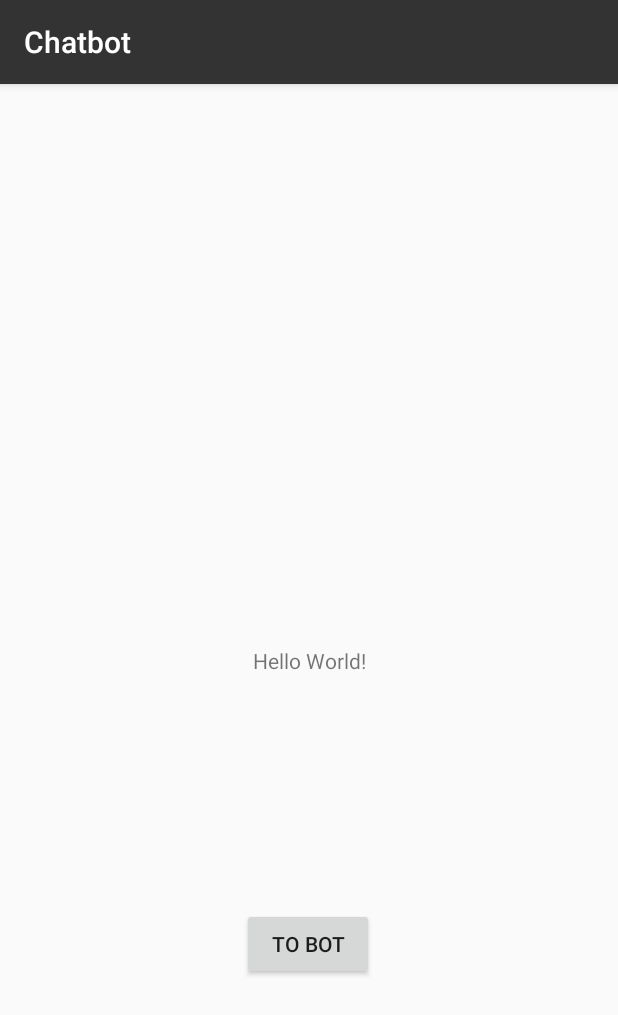
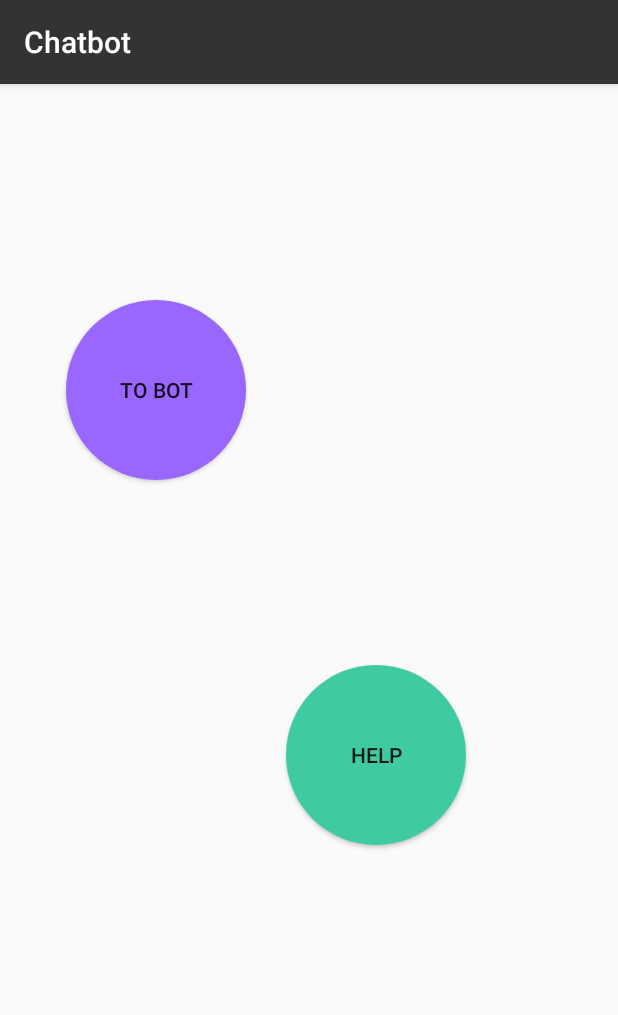
Before and after one commit to MeerIsBeter/BotApp, an Android app: the screen it shows after launch (MainActivity), on a phone screen of 412 x 824 dp. Shown: the top 1015 px of the screen. Run offline under Robolectric (Android 15) with nearby library versions, the phone set to English and light mode, and no system bars; libraries missing offline, so code that uses them is left out: com.chaquo.python; 1 statement that could not run was skipped.

Commit message:
made first version of layout of main screen, added animations

```diff
--- a/app/build.gradle
+++ b/app/build.gradle
@@ -46,4 +46,6 @@ dependencies {
     androidTestImplementation 'androidx.test:runner:1.1.1'
     androidTestImplementation 'androidx.test.espresso:espresso-core:3.1.1'
     implementation 'androidx.recyclerview:recyclerview:1.0.0'
+    def dynamicanimation_version = '1.0.0'
+    implementation "androidx.dynamicanimation:dynamicanimation:$dynamicanimation_version"
 }
--- a/app/src/main/java/com/example/chatbot/MainActivity.kt
+++ b/app/src/main/java/com/example/chatbot/MainActivity.kt
@@ -4,12 +4,12 @@ import android.content.Intent
 import androidx.appcompat.app.AppCompatActivity
 import android.os.Bundle
 import android.view.View
+import android.view.animation.Animation
+import android.view.animation.AnimationUtils
 import android.widget.Button
-import androidx.recyclerview.widget.LinearLayoutManager
-import androidx.recyclerview.widget.RecyclerView
 import com.chaquo.python.Python
 import com.chaquo.python.android.AndroidPlatform
-import java.time.LocalDateTime
+import kotlin.concurrent.thread
 
 
 class MainActivity : AppCompatActivity() {
@@ -20,13 +20,58 @@ class MainActivity : AppCompatActivity() {
 
         Python.start(AndroidPlatform(applicationContext))
 
-        val button = findViewById<Button>(R.id.main_button)
-        button.setOnClickListener(object: View.OnClickListener {
+        fun setBubbleAnimation(view: View) {
+            val bubbleAnimation: Animation = AnimationUtils.loadAnimation(view.context, R.anim.grow)
+
+            val interpolator: BubbleInterpolator = BubbleInterpolator(0.1, 20.0)
+            bubbleAnimation.interpolator = interpolator
+
+            view.startAnimation(bubbleAnimation)
+        }
+
+        val botButton = findViewById<Button>(R.id.bot_button)
+        botButton.setOnClickListener(object: View.OnClickListener {
             override fun onClick(view: View): Unit {
-                // Handler code here.
-                val intent = Intent(view.getContext(), MessageListActivity::class.java)
-                startActivity(intent)
+                setBubbleAnimation(botButton)
+
+                thread(start=true) {
+                    Thread.sleep(800)
+
+                    val intent = Intent(view.context, MessageListActivity::class.java)
+                    startActivity(intent)
+                }
             }
         })
+
+        val helpButton = findViewById<Button>(R.id.help_button)
+        helpButton.setOnClickListener(object: View.OnClickListener {
+            override fun onClick(view: View): Unit {
+                setBubbleAnimation(helpButton)
+
+//                thread(start=true) {
+//                    Thread.sleep(800)
+//
+//                    val intent = Intent(view.context, MessageListActivity::class.java)
+//                    startActivity(intent)
+//                }
+            }
+        })
+
+
+//        button.setOnLongClickListener(object: View.OnLongClickListener {
+//            override fun onLongClick(view: View): Boolean {
+//                val shrinkAnimation: Animation = AnimationUtils.loadAnimation(view.context, R.anim.shrink)
+//
+//                val interpolator: BubbleInterpolator = BubbleInterpolator(0.05, 20.0)
+//                shrinkAnimation.interpolator = interpolator
+//
+//                button.startAnimation(shrinkAnimation)
+//                return true
+//
+////                val intent = Intent(view.context, MessageListActivity::class.java)
+////                startActivity(intent)
+//            }
+//        })
+
     }
 }
--- a/app/src/main/java/com/example/chatbot/Message.kt
+++ b/app/src/main/java/com/example/chatbot/Message.kt
@@ -1,6 +1,6 @@
 package com.example.chatbot
 
-class Message constructor(var text: String, var user: Boolean, var time: Long) { }
+class Message constructor(var id: Int, var text: String, var user: Boolean, var time: Long) { }
 
 
 //class UserMessage: Message(var message, var user, var time) { }
--- /dev/null
+++ b/app/src/main/res/anim/grow.xml
@@ -0,0 +1,12 @@
+<?xml version="1.0" encoding="utf-8"?>
+<set xmlns:android="http://schemas.android.com/apk/res/android" >
+
+    <scale
+        android:duration="2000"
+        android:fromXScale="0.3"
+        android:toXScale="1.0"
+        android:fromYScale="0.3"
+        android:toYScale="1.0"
+        android:pivotX="50%"
+        android:pivotY="50%" />
+</set>
--- /dev/null
+++ b/app/src/main/res/anim/shrink.xml
@@ -0,0 +1,12 @@
+<?xml version="1.0" encoding="utf-8"?>
+<set xmlns:android="http://schemas.android.com/apk/res/android" >
+
+    <scale
+        android:duration="2000"
+        android:fromXScale="1.0"
+        android:toXScale="0.3"
+        android:fromYScale="1.0"
+        android:toYScale="0.3"
+        android:pivotX="50%"
+        android:pivotY="50%" />
+</set>
--- a/app/src/main/res/drawable/rounded_rectangle_green.xml
+++ b/app/src/main/res/drawable/circle_green.xml
@@ -1,14 +1,13 @@
 <?xml version="1.0" encoding="utf-8"?>
 <shape xmlns:android="http://schemas.android.com/apk/res/android"
-    android:shape="rectangle" >
+    android:shape="oval" >
 
     <!-- View background color -->
     <solid
-        android:color="#3FCAA2" >
+        android:color="#3fcaa2" >
     </solid>
 
-    <!-- The radius makes the corners rounded -->
-    <corners
-        android:radius="20dp">
-    </corners>
+    <size
+        android:width="120dp"
+        android:height="120dp"/>
 </shape>
--- /dev/null
+++ b/app/src/main/res/drawable/circle_purple.xml
@@ -0,0 +1,13 @@
+<?xml version="1.0" encoding="utf-8"?>
+<shape xmlns:android="http://schemas.android.com/apk/res/android"
+    android:shape="oval" >
+
+    <!-- View background color -->
+    <solid
+        android:color="#9966ff" >
+    </solid>
+
+    <size
+        android:width="120dp"
+        android:height="120dp"/>
+</shape>
--- a/app/src/main/res/drawable/rounded_rectangle_orange.xml
+++ b/app/src/main/res/drawable/rounded_rectangle_purple.xml
@@ -4,7 +4,7 @@
 
     <!-- View background color -->
     <solid
-        android:color="#9966FF" >
+        android:color="#9966ff" >
     </solid>
 
     <!-- The radius makes the corners rounded -->
--- a/app/src/main/res/layout/activity_main.xml
+++ b/app/src/main/res/layout/activity_main.xml
@@ -7,26 +7,30 @@
     android:layout_height="match_parent"
     tools:context=".MainActivity">
 
-    <TextView
-        android:id="@+id/textView"
-        android:layout_width="wrap_content"
-        android:layout_height="wrap_content"
-        android:text="Hello World!"
-        app:layout_constraintBottom_toBottomOf="parent"
-        app:layout_constraintLeft_toLeftOf="parent"
-        app:layout_constraintRight_toRightOf="parent"
-        app:layout_constraintTop_toTopOf="parent" />
-
     <Button
-        android:id="@+id/main_button"
+        android:id="@+id/bot_button"
+        android:background="@drawable/circle_purple"
         android:layout_width="wrap_content"
         android:layout_height="wrap_content"
         android:text="To Bot"
         app:layout_constraintBottom_toBottomOf="parent"
+        app:layout_constraintEnd_toStartOf="@+id/help_button"
+        app:layout_constraintHorizontal_bias="0.621"
+        app:layout_constraintStart_toStartOf="parent"
+        app:layout_constraintTop_toTopOf="parent"
+        app:layout_constraintVertical_bias="0.222" />
+
+    <Button
+        android:id="@+id/help_button"
+        android:background="@drawable/circle_green"
+        android:layout_width="wrap_content"
+        android:layout_height="wrap_content"
+        android:text="Help"
+        app:layout_constraintBottom_toBottomOf="parent"
         app:layout_constraintEnd_toEndOf="parent"
-        app:layout_constraintHorizontal_bias="0.498"
+        app:layout_constraintHorizontal_bias="0.653"
         app:layout_constraintStart_toStartOf="parent"
-        app:layout_constraintTop_toBottomOf="@+id/textView"
-        app:layout_constraintVertical_bias="0.477" />
+        app:layout_constraintTop_toTopOf="parent"
+        app:layout_constraintVertical_bias="0.598" />
 
 </androidx.constraintlayout.widget.ConstraintLayout>
--- a/app/src/main/res/layout/activity_message_list.xml
+++ b/app/src/main/res/layout/activity_message_list.xml
@@ -10,8 +10,6 @@
     tools:context=".MessageListActivity">
 
 
-
-    <!-- A horizontal line between the chatbox and RecyclerView -->
     <androidx.recyclerview.widget.RecyclerView
         android:id="@+id/recyclerview_message_list"
         android:layout_width="0dp"
--- a/app/src/main/res/layout/item_message_received.xml
+++ b/app/src/main/res/layout/item_message_received.xml
@@ -29,7 +29,7 @@
     <TextView
         android:id="@+id/text_message_body"
         android:text="hi man, how are you?"
-        android:background="@drawable/rounded_rectangle_orange"
+        android:background="@drawable/rounded_rectangle_purple"
         android:layout_width="wrap_content"
         android:layout_height="wrap_content"
         android:maxWidth="240dp"
```
Also changed, not shown: app/src/main/java/com/example/chatbot/BubbleInterpolator.java (added, +16 -0 lines), app/src/main/java/com/example/chatbot/MessageListActivity.kt (+21 -11 lines), 1 other file.
